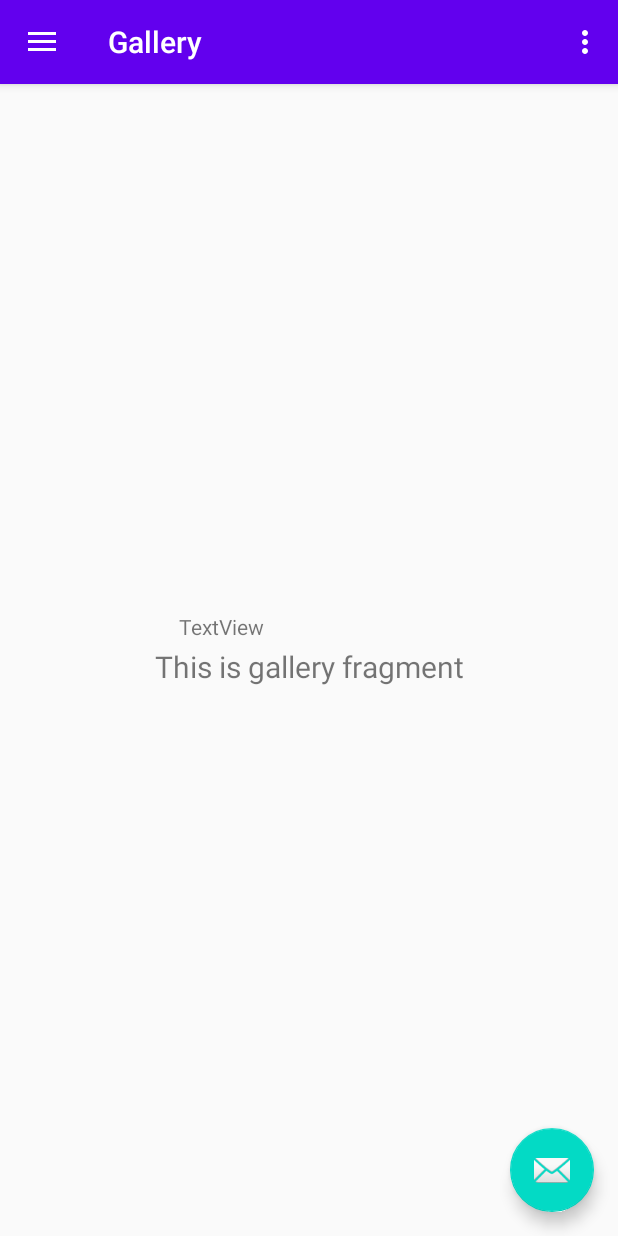
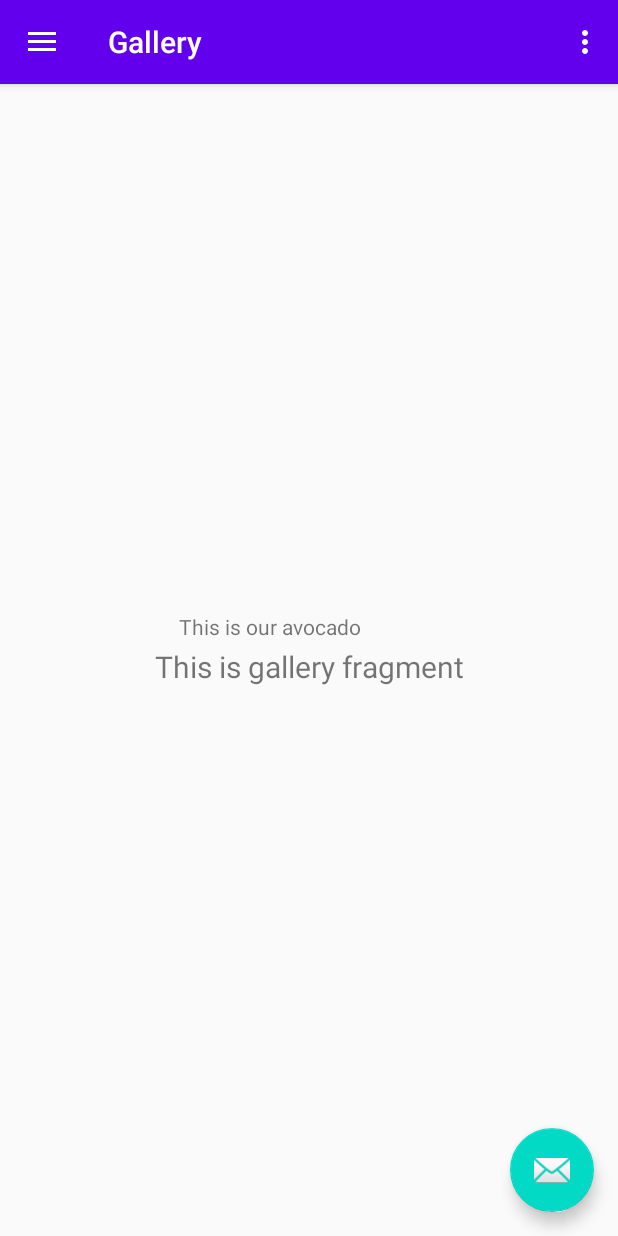
Before and after one commit to Camerajonas/ES96A-App, an Android app: the screen it shows after launch (MainActivity), in the side drawer, after a tap on "Gallery", on a phone screen of 412 x 824 dp. Run offline under Robolectric (Android 15) with nearby library versions, the light colour scheme and no system bars; our stand-ins replace navigation-ui.

Commit message:
actually added logo

```diff
--- a/app/src/main/res/layout/content_main.xml
+++ b/app/src/main/res/layout/content_main.xml
@@ -22,7 +22,7 @@
         android:id="@+id/textView2"
         android:layout_width="174dp"
         android:layout_height="64dp"
-        android:text="TextView"
+        android:text="This is our avocado"
         app:layout_constraintBottom_toBottomOf="parent"
         app:layout_constraintEnd_toEndOf="@+id/nav_host_fragment"
         app:layout_constraintStart_toStartOf="parent"
--- a/app/src/main/res/layout/nav_header_main.xml
+++ b/app/src/main/res/layout/nav_header_main.xml
@@ -19,7 +19,7 @@
         android:layout_height="79dp"
         android:contentDescription="@string/nav_header_desc"
         android:paddingTop="@dimen/nav_header_vertical_spacing"
-        app:srcCompat="@mipmap/ic_launcher_round"
+        app:srcCompat="@drawable/avocado_logo"
         tools:srcCompat="@drawable/avocado_logo" />
 
     <TextView
```
